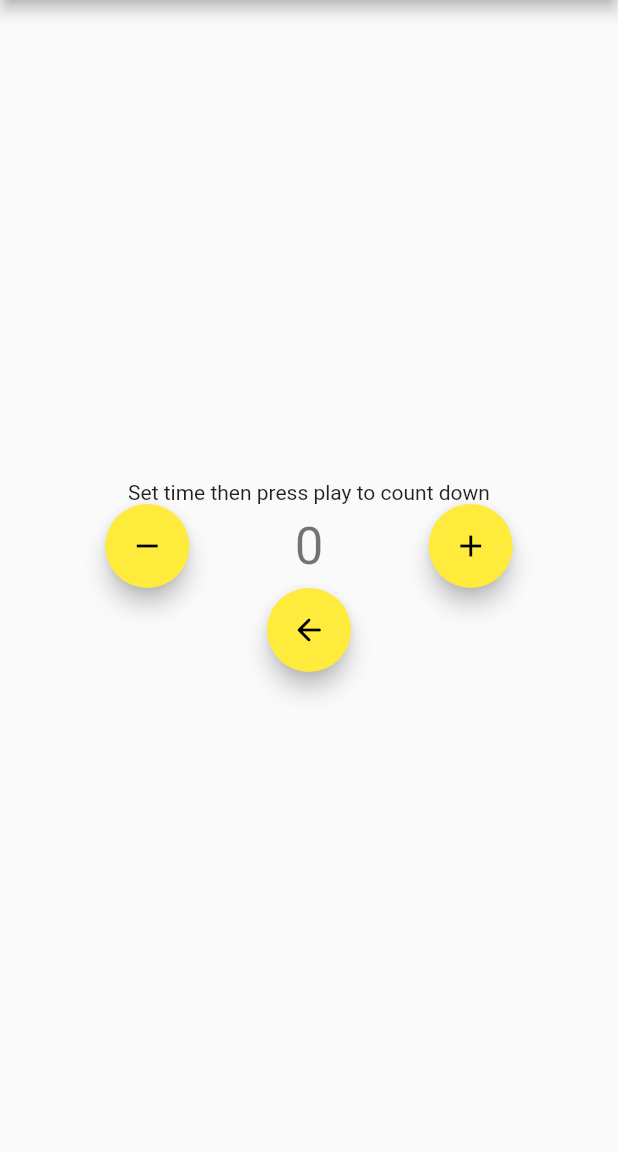
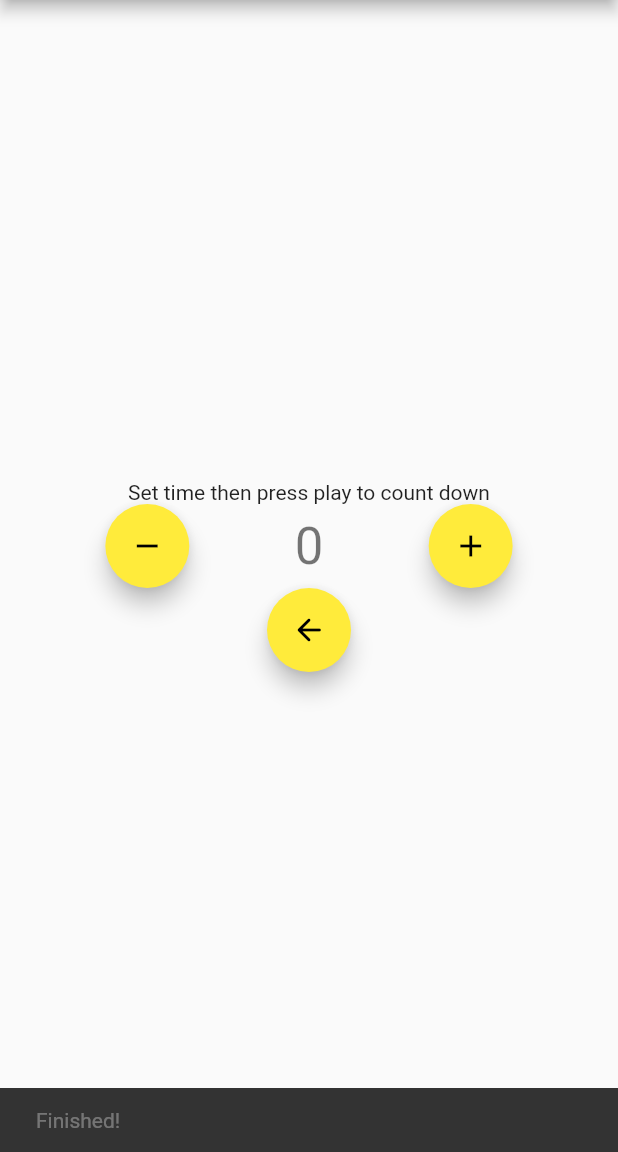
Before and after one commit to kkonat/flutter-bloc-timer, a Flutter app: the screen it shows after launch, after a tap on the "arrow back" icon, on a phone screen of 412 x 824 dp, the part 84-1236 px from its top. Run offline on Flutter 3.47's test engine with Material 2 defaults, Android fonts, the phone set to English and light mode, and no system bars; our stand-ins replace bloc, flutter_bloc; missing offline and left inert: flutter_ringtone_player.

```diff
--- a/lib/cubit/counter_cubit.dart
+++ b/lib/cubit/counter_cubit.dart
@@ -20,12 +20,10 @@ class CounterCubit extends Cubit<CounterState> {
   void starttimer() {
     if (_timer == null) {
       _timer = new Timer.periodic(new Duration(seconds: 1), (t) {
-        if (state.counterValue > 0) {
-          emit(CounterState(counterValue: state.counterValue - 1));
-        } else {
+        emit(CounterState(counterValue: state.counterValue - 1));
+        if (state.counterValue == 0) {
           _timer!.cancel();
           _timer = null;
-          FlutterRingtonePlayer.playNotification();
         }
       });
     }
--- a/lib/main.dart
+++ b/lib/main.dart
@@ -1,5 +1,6 @@
 import 'package:flutter/material.dart';
 import 'package:flutter_bloc/flutter_bloc.dart';
+import 'package:flutter_ringtone_player/flutter_ringtone_player.dart';
 
 import 'cubit/counter_cubit.dart';
 
@@ -39,7 +40,17 @@ class _MyHomePageState extends State<MyHomePage> {
       appBar: AppBar(
         title: Text(widget.title),
       ),
-      body: Center(
+      body: BlocListener<CounterCubit, CounterState>(
+        listener: (context, state) {
+          if (state.counterValue == 0) {
+            FlutterRingtonePlayer.playNotification();
+            ScaffoldMessenger.of(context).showSnackBar(SnackBar(
+              content: Text('Finished!'),
+              duration: Duration(seconds: 5),
+            ));
+          }
+        },
+        child: Center(
           child: Column(
             mainAxisAlignment: MainAxisAlignment.center,
             children: <Widget>[
@@ -76,8 +87,9 @@ class _MyHomePageState extends State<MyHomePage> {
                     BlocProvider.of<CounterCubit>(context).starttimer();
                   },
                   tooltip: 'Start',
-                child: Icon(Icons.arrow_back_rounded))
+                  child: Icon(Icons.arrow_back_rounded)),
             ],
+          ),
         ),
       ),
     );
```
Lines whose indentation alone changed are shown as unchanged.
